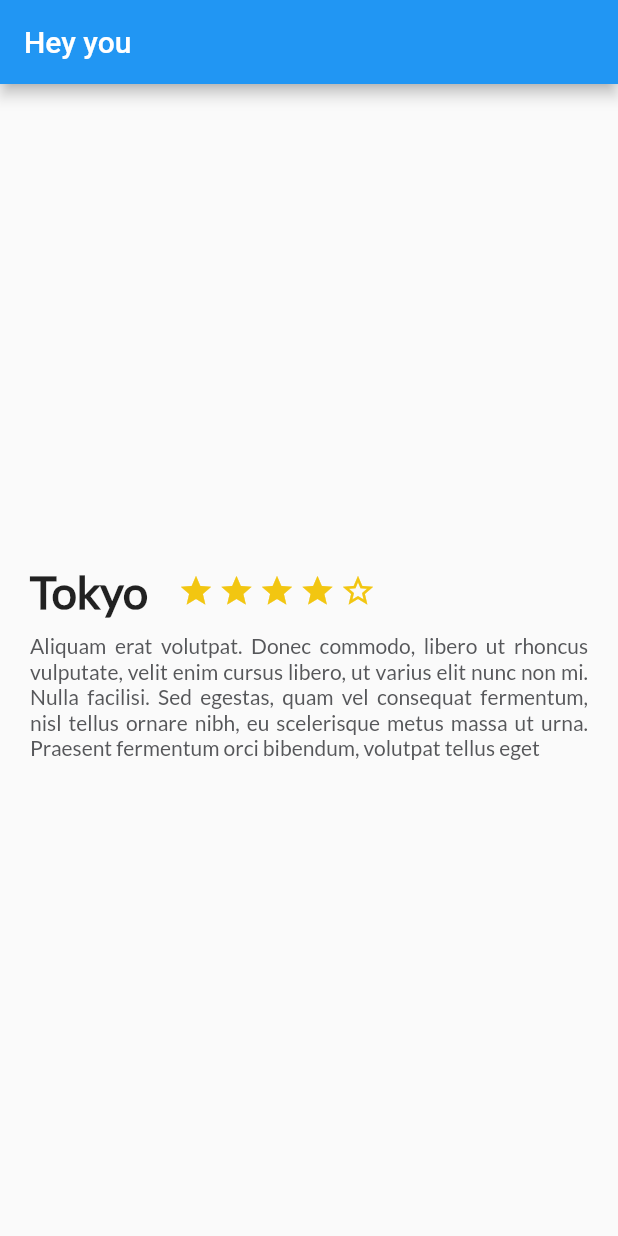
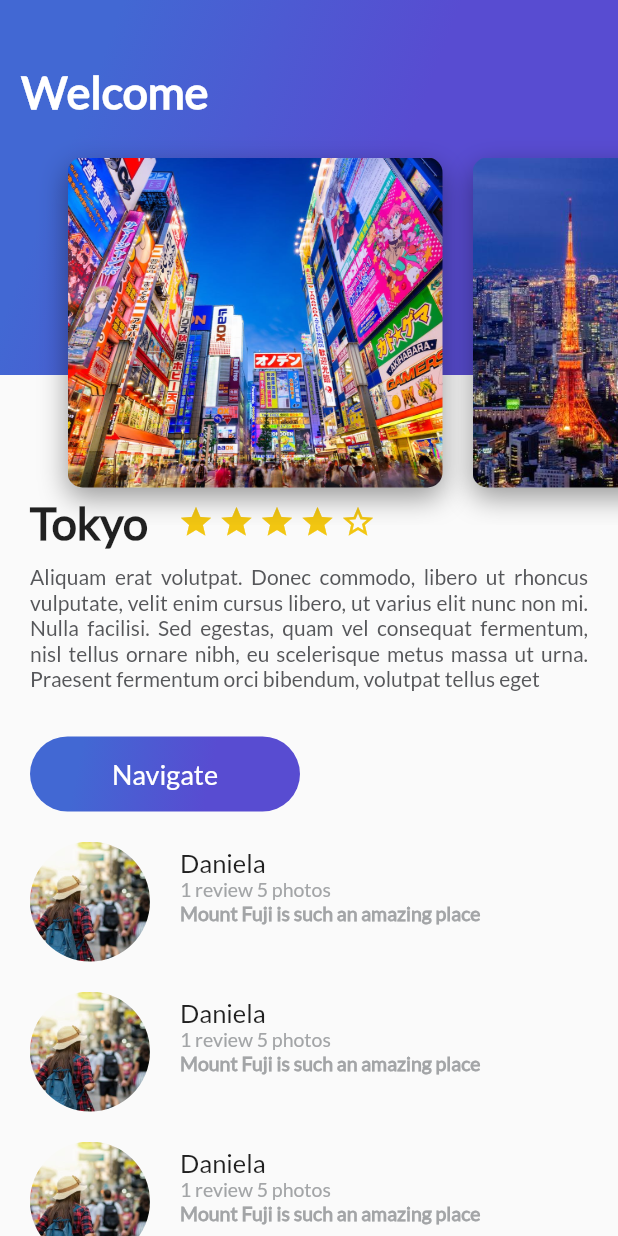
Before and after one commit to juandag97/Trips-Flutter, a Flutter app: the screen it shows after launch, on a phone screen of 412 x 824 dp. Run offline on Flutter 3.47's test engine with Material 2 defaults, Android fonts, the light colour scheme and no system bars.

Commit message:
Main homeview done with stateless widgets

```diff
--- /dev/null
+++ b/lib/button_purple.dart
@@ -0,0 +1,52 @@
+import 'package:flutter/material.dart';
+
+class ButtonPurple extends StatelessWidget {
+
+  String buttonText = "Navigate";
+
+  ButtonPurple(this.buttonText);
+
+  @override
+  Widget build(BuildContext context) {
+    return InkWell(
+      onTap: () {
+        ScaffoldMessenger.of(context).showSnackBar(
+          SnackBar(content: Text("Navigating")),
+        );
+      },
+      child: Container(
+        margin: EdgeInsets.only(
+          top: 30.0,
+          left: 20.0,
+          right: 20.0
+        ),
+        height: 50.0,
+        width: 180.0,
+        decoration: BoxDecoration(
+          borderRadius: BorderRadius.circular(30.0),
+          gradient: LinearGradient(
+            colors: [
+              Color(0xFF4268D3),
+              Color(0xFF584CD1)
+            ],
+            begin: FractionalOffset(0.2, 0.0),
+            end: FractionalOffset(1.0, 0.6),
+            stops: [0.0, 0.6],
+            tileMode: TileMode.clamp
+          )
+        ),
+
+        child: Center(
+          child: Text(
+            buttonText,
+            style: TextStyle(
+              fontSize: 18.0,
+              fontFamily: "Lato",
+              color: Colors.white
+            ),
+          ),
+        ),
+      ),
+    );
+  }
+}
--- /dev/null
+++ b/lib/card_image.dart
@@ -0,0 +1,38 @@
+import 'package:flutter/material.dart';
+
+class CardImage extends StatelessWidget {
+
+  String pathImage = "assets/img/first_tokyo.jpeg";
+
+  CardImage(this.pathImage);
+  @override
+  Widget build(BuildContext context) {
+
+    final card = Container(
+      height: 350.0,
+      width: 250.0,
+      margin: EdgeInsets.only(
+        top: 80.0,
+        left: 20.0
+        ),
+
+      decoration: BoxDecoration(
+        image: DecorationImage(
+          fit: BoxFit.cover,
+            image: AssetImage(pathImage)
+        ),
+        borderRadius: BorderRadius.all(Radius.circular(10.0)),
+        shape: BoxShape.rectangle,
+        boxShadow: <BoxShadow>[
+          BoxShadow (
+            color: Colors.black38,
+            blurRadius: 15.0,
+            offset: Offset(0.0, 7.0)
+          )
+        ]
+      ),
+    );
+
+    return card;
+  }
+}
--- /dev/null
+++ b/lib/card_image_list.dart
@@ -0,0 +1,22 @@
+import 'package:flutter/material.dart';
+import 'card_image.dart';
+
+class CardImageList extends StatelessWidget {
+  @override
+  Widget build(BuildContext context) {
+    return Container(
+      height: 350.0,
+      child: ListView(
+        padding: EdgeInsets.all(25.0),
+        scrollDirection: Axis.horizontal,
+        children: <Widget>[
+          CardImage("assets/img/first_tokyo.jpeg"),
+          CardImage("assets/img/second_tokyo.jpg"),
+          CardImage("assets/img/third_tokyo.jpg"),
+          CardImage("assets/img/forth_tokyo.jpg"),
+          CardImage("assets/img/fifth_tokyo.jpg"),
+        ],
+      ),
+    );
+  }
+}
--- a/lib/description_place.dart
+++ b/lib/description_place.dart
@@ -1,4 +1,5 @@
 import 'package:flutter/material.dart';
+import 'button_purple.dart';
 
 class DescriptionPlace extends StatelessWidget {
   String namePlace;
@@ -12,7 +13,7 @@ class DescriptionPlace extends StatelessWidget {
 
       final star_half = Container (
         margin: EdgeInsets.only(
-          top: 320.0,
+          top: 330.0,
           right: 3.0,
         ),
 
@@ -24,7 +25,7 @@ class DescriptionPlace extends StatelessWidget {
 
       final star_border = Container (
         margin: EdgeInsets.only(
-          top: 320.0,
+          top: 330.0,
           right: 3.0,
         ),
 
@@ -37,7 +38,7 @@ class DescriptionPlace extends StatelessWidget {
 
       final star = Container (
         margin: EdgeInsets.only(
-          top: 320.0,
+          top: 330.0,
           right: 3.0,
         ),
 
@@ -68,7 +69,7 @@ class DescriptionPlace extends StatelessWidget {
         children: <Widget>[
           Container(
             margin: EdgeInsets.only(
-              top: 320.0,
+              top: 330.0,
               left: 20.0,
               right: 20.0
             ),
@@ -96,9 +97,11 @@ class DescriptionPlace extends StatelessWidget {
   // return title_stars;
   final content = Container(
     child: Column(
+      crossAxisAlignment: CrossAxisAlignment.start,
       children: <Widget>[
         title_stars,
-        description
+        description,
+        ButtonPurple("Navigate")
       ],
     ),
   );
--- /dev/null
+++ b/lib/gradient_back.dart
@@ -0,0 +1,39 @@
+import 'package:flutter/material.dart';
+
+class GradientBack extends StatelessWidget {
+
+  String title = "Popular";
+
+  GradientBack(this.title);
+
+  @override
+  Widget build(BuildContext context) {
+    return Container(
+      height: 250.0,
+      decoration: BoxDecoration(
+        gradient: LinearGradient(
+          colors: [
+            Color(0xFF4268D3),
+            Color(0xFF584CD1)
+          ],
+          begin: FractionalOffset(0.2, 0.0),
+          end: FractionalOffset(1.0, 0.5),
+            stops: [0.0, 0.6],
+            tileMode: TileMode.clamp
+        )
+      ),
+
+      child: Text(
+        title,
+        style: TextStyle(
+          color: Colors.white,
+          fontSize: 30.0,
+          fontFamily: "Lato",
+          fontWeight: FontWeight.bold
+        ),
+      ),
+
+      alignment: Alignment(-0.9, -0.6),
+    );
+  }
+}
--- /dev/null
+++ b/lib/header_appbar.dart
@@ -0,0 +1,16 @@
+import 'package:flutter/material.dart';
+import 'gradient_back.dart';
+import 'card_image_list.dart';
+
+class HeaderAppBar extends StatelessWidget {
+  @override
+  Widget build(BuildContext context) {
+    return Stack(
+      children: <Widget>[
+        GradientBack("Welcome"),
+        CardImageList()
+      ],
+
+    );
+  }
+}
--- a/lib/main.dart
+++ b/lib/main.dart
@@ -1,5 +1,10 @@
 import 'package:flutter/material.dart';
 import 'description_place.dart';
+import 'review.dart';
+import 'review_list.dart';
+import 'gradient_back.dart';
+import 'header_appbar.dart';
+
 void main() {
   runApp(MyApp());
 }
@@ -25,10 +30,29 @@ class MyApp extends StatelessWidget {
         primarySwatch: Colors.blue,
       ),
       home: Scaffold(
-        appBar: AppBar(
-          title: Text("Hey you"),
+        // appBar: AppBar(
+        //   title: Text("Hey you"),
+        // ),
+        // body: new DescriptionPlace("Tokyo", 4, description),
+        // body:  Column(
+        //   crossAxisAlignment: CrossAxisAlignment.start,
+        //   children: <Widget>[
+        //     DescriptionPlace("Tokyo", 4, description),
+        //     ReviewList()
+        //   ],
+        // ),
+        body: Stack(
+          children: <Widget>[
+            ListView(
+              children: <Widget>[
+                DescriptionPlace("Tokyo", 4, description),
+                ReviewList()
+              ]
+            ),
+            HeaderAppBar()
+          ],
         ),
-        body: new DescriptionPlace("Tokyo", 4, description),
+
       )
     );
   }
--- /dev/null
+++ b/lib/review.dart
@@ -0,0 +1,96 @@
+import 'package:flutter/material.dart';
+
+class Review extends StatelessWidget {
+
+  String pathImage = "assets/img/travel.jpg";
+  String name = "Sean Lee";
+  String details = "1 review 5 photos";
+  String comment = "Such an amazing place Mount Fuji";
+
+
+  Review(this.pathImage, this.name, this.details, this.comment);
+  @override
+  Widget build(BuildContext context) {
+
+  final userComment = Container(
+          margin: EdgeInsets.only(
+          left: 20.0
+        ),
+        child: Text(
+          comment,
+          textAlign: TextAlign.left,
+          style: TextStyle(
+            fontSize: 13.0,
+            fontFamily: "Lato",
+            fontWeight: FontWeight.w900,
+            color: Color(0xFFa3a5a7)
+          ),
+        ),
+      );
+
+    final userInfo = Container(
+         margin: EdgeInsets.only(
+        left: 20.0
+      ),
+      child: Text(
+        details,
+        textAlign: TextAlign.left,
+        style: TextStyle(
+          fontSize: 13.0,
+          fontFamily: "Lato",
+          color: Color(0xFFa3a5a7)
+        ),
+      ),
+    );
+
+
+    final userName = Container(
+      margin: EdgeInsets.only(
+        left: 20.0
+      ),
+      child: Text(
+        name,
+        textAlign: TextAlign.left,
+        style: TextStyle(
+          fontSize: 17.0,
+          fontFamily: "Lato"
+        ),
+      ),
+    );
+
+    final userDetails = Column(
+
+      crossAxisAlignment: CrossAxisAlignment.start,
+      children: <Widget>[
+        userName,
+        userInfo,
+        userComment
+      ],
+      );
+
+    final photo = Container(
+      margin: EdgeInsets.only(
+        top: 20.0,
+        left: 20.0
+      ),
+      width: 80.0,
+      height: 80.0,
+
+      decoration: BoxDecoration(
+        shape: BoxShape.circle,
+        image: DecorationImage(
+          fit: BoxFit.cover,
+          image: AssetImage(pathImage)
+          ),
+      ),
+
+    );
+
+    return Row(
+      children: <Widget>[
+        photo,
+        userDetails
+      ],
+    );
+  }
+}
--- /dev/null
+++ b/lib/review_list.dart
@@ -0,0 +1,16 @@
+import 'package:flutter/material.dart';
+import 'review.dart';
+
+class ReviewList extends StatelessWidget {
+  @override
+  Widget build(BuildContext context) {
+    return Column(
+      crossAxisAlignment: CrossAxisAlignment.start,
+      children: <Widget>[
+        new Review("assets/img/travel.jpg", "Daniela", "1 review 5 photos", "Mount Fuji is such an amazing place"),
+        new Review("assets/img/travel.jpg", "Daniela", "1 review 5 photos", "Mount Fuji is such an amazing place"),
+        new Review("assets/img/travel.jpg", "Daniela", "1 review 5 photos", "Mount Fuji is such an amazing place")
+      ],
+    );
+  }
+}
--- a/pubspec.yaml
+++ b/pubspec.yaml
@@ -67,6 +67,9 @@ flutter:
   #
   # For details regarding fonts from package dependencies,
   # see https://flutter.dev/custom-fonts/#from-packages
+  assets:
+    - assets/img/
+
   fonts:
     - family: Lato
       fonts:
```
Also changed, not shown: assets/img/fifth_tokyo.jpg (added), assets/img/first_tokyo.jpeg (added), assets/img/forth_tokyo.jpg (added), assets/img/second_tokyo.jpg (added), assets/img/third_tokyo.jpg (added), assets/img/travel.jpg (added), 1 other file.
